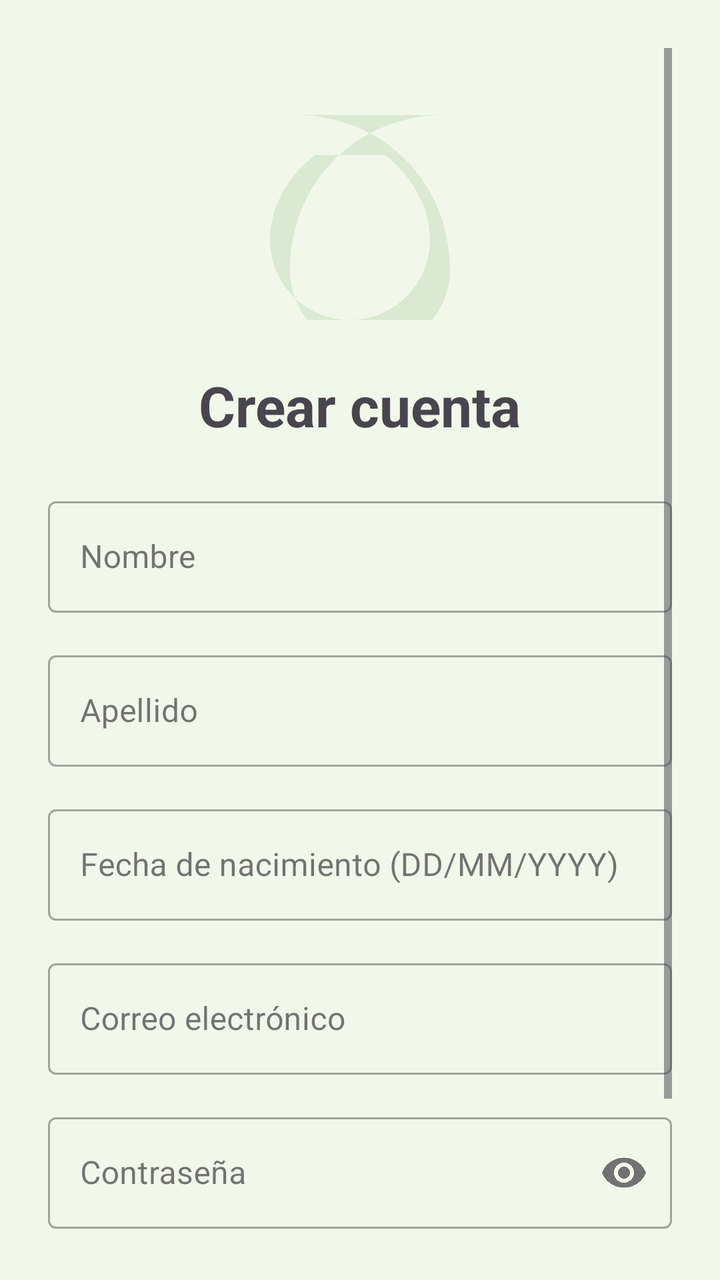
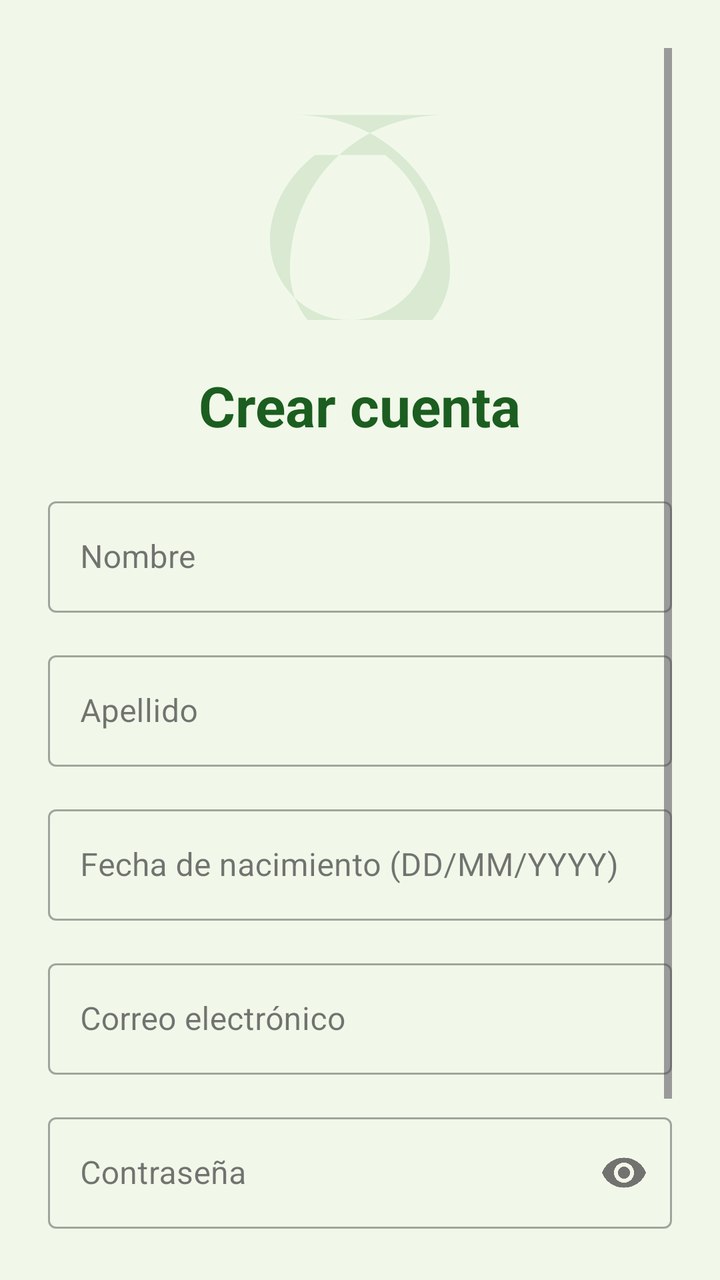

Two renders of the same Android screen: before a commit and after it. Below are the layout's source before the change and the commit's diff.
<!-- AndroidManifest.xml: application theme Theme.PlagueID -->
<!-- res/layout/activity_register.xml -->
<?xml version="1.0" encoding="utf-8"?>
<ScrollView xmlns:android="http://schemas.android.com/apk/res/android"
    xmlns:app="http://schemas.android.com/apk/res-auto"
    android:layout_width="match_parent"
    android:layout_height="match_parent"
    android:padding="24dp"
    android:fillViewport="true">

    <LinearLayout
        android:layout_width="match_parent"
        android:layout_height="wrap_content"
        android:orientation="vertical"
        android:gravity="center_horizontal">

        <ImageView
            android:layout_width="120dp"
            android:layout_height="120dp"
            android:layout_marginTop="16dp"
            android:src="@drawable/ic_leaf"
            android:alpha="0.12" />

        <TextView
            android:layout_width="wrap_content"
            android:layout_height="wrap_content"
            android:text="@string/create_account"
            android:textSize="28sp"
            android:textStyle="bold"
            android:layout_marginTop="24dp" />

        <com.google.android.material.textfield.TextInputLayout
            android:layout_width="match_parent"
            android:layout_height="wrap_content"
            android:layout_marginTop="24dp"
            style="@style/Widget.MaterialComponents.TextInputLayout.OutlinedBox">

            <com.google.android.material.textfield.TextInputEditText
                android:id="@+id/firstNameInput"
                android:layout_width="match_parent"
                android:layout_height="wrap_content"
                android:hint="@string/first_name" />
        </com.google.android.material.textfield.TextInputLayout>

        <com.google.android.material.textfield.TextInputLayout
            android:layout_width="match_parent"
            android:layout_height="wrap_content"
            android:layout_marginTop="16dp"
            style="@style/Widget.MaterialComponents.TextInputLayout.OutlinedBox">

            <com.google.android.material.textfield.TextInputEditText
                android:id="@+id/lastNameInput"
                android:layout_width="match_parent"
                android:layout_height="wrap_content"
                android:hint="@string/last_name" />
        </com.google.android.material.textfield.TextInputLayout>

        <com.google.android.material.textfield.TextInputLayout
            android:layout_width="match_parent"
            android:layout_height="wrap_content"
            android:layout_marginTop="16dp"
            style="@style/Widget.MaterialComponents.TextInputLayout.OutlinedBox">

            <com.google.android.material.textfield.TextInputEditText
                android:id="@+id/birthDateInput"
                android:layout_width="match_parent"
                android:layout_height="wrap_content"
                android:hint="@string/birth_date_hint"
                android:inputType="date" />
        </com.google.android.material.textfield.TextInputLayout>

        <com.google.android.material.textfield.TextInputLayout
            android:layout_width="match_parent"
            android:layout_height="wrap_content"
            android:layout_marginTop="16dp"
            style="@style/Widget.MaterialComponents.TextInputLayout.OutlinedBox">

            <com.google.android.material.textfield.TextInputEditText
                android:id="@+id/emailInput"
                android:layout_width="match_parent"
                android:layout_height="wrap_content"
                android:hint="@string/email"
                android:inputType="textEmailAddress" />
        </com.google.android.material.textfield.TextInputLayout>

        <com.google.android.material.textfield.TextInputLayout
            android:layout_width="match_parent"
            android:layout_height="wrap_content"
            android:layout_marginTop="16dp"
            app:endIconMode="password_toggle"
            style="@style/Widget.MaterialComponents.TextInputLayout.OutlinedBox">

            <com.google.android.material.textfield.TextInputEditText
                android:id="@+id/passwordInput"
                android:layout_width="match_parent"
                android:layout_height="wrap_content"
                android:hint="@string/password"
                android:inputType="textPassword" />
        </com.google.android.material.textfield.TextInputLayout>

        <com.google.android.material.button.MaterialButton
            android:id="@+id/registerButton"
            android:layout_width="match_parent"
            android:layout_height="wrap_content"
            android:layout_marginTop="24dp"
            android:text="@string/register" />

        <ProgressBar
            android:id="@+id/progressBar"
            android:layout_width="wrap_content"
            android:layout_height="wrap_content"
            android:layout_marginTop="16dp"
            android:visibility="gone" />

        <TextView
            android:id="@+id/loginLink"
            android:layout_width="wrap_content"
            android:layout_height="wrap_content"
            android:layout_marginTop="16dp"
            android:text="@string/has_account"
            android:textColor="?attr/colorPrimary" />
    </LinearLayout>
</ScrollView>
<!-- resources referenced by this layout -->
<resources>
  <!-- drawable ic_leaf (drawable) -->
  <?xml version="1.0" encoding="utf-8"?>
  <vector xmlns:android="http://schemas.android.com/apk/res/android"
      android:width="24dp"
      android:height="24dp"
      android:viewportWidth="24"
      android:viewportHeight="24">
      <path
          android:fillColor="#2E7D32"
          android:pathData="M5.5,3.5c8.8,0 15.5,6.7 15.5,15.5 0,4.4 -3.6,8 -8,8 -4.4,0 -8,-3.6 -8,-8 0,-8.8 6.7,-15.5 15.5,-15.5z M7.5,7.5c-2.7,2.1 -4.5,5.2 -4.5,8.5 0,4.4 3.6,8 8,8 4.4,0 8,-3.6 8,-8 0,-3.3 -1.8,-6.4 -4.5,-8.5z" />
  </vector>
  <string name="birth_date_hint">Fecha de nacimiento (DD/MM/YYYY)</string>
  <string name="create_account">Crear cuenta</string>
  <string name="email">Correo electrónico</string>
  <string name="first_name">Nombre</string>
  <string name="has_account">¿Ya tienes cuenta? Inicia sesión</string>
  <string name="last_name">Apellido</string>
  <string name="password">Contraseña</string>
  <string name="register">Crear cuenta</string>
  <style name="Theme.PlagueID" parent="Theme.Material3.DayNight.NoActionBar">
          <item name="colorPrimary">@color/leaf_green</item>
          <item name="colorPrimaryVariant">@color/leaf_dark</item>
          <item name="colorOnPrimary">@color/white</item>
          <item name="colorSecondary">@color/leaf_light</item>
          <item name="android:windowBackground">@color/leaf_pale</item>
          <item name="android:statusBarColor">@color/leaf_dark</item>
          <item name="android:navigationBarColor">@color/leaf_pale</item>
      </style>
  <color name="leaf_green">#FF2E7D32</color>
  <color name="leaf_dark">#FF1B5E20</color>
  <color name="white">#FFFFFFFF</color>
  <color name="leaf_light">#FF8BC34A</color>
  <color name="leaf_pale">#FFF1F8E9</color>
</resources>

<!-- the commit's change to res/layout/activity_register.xml (unified diff, before → after) -->
@@ -23,6 +23,7 @@
             android:layout_width="wrap_content"
             android:layout_height="wrap_content"
             android:text="@string/create_account"
+            android:textColor="@color/leaf_dark"
             android:textSize="28sp"
             android:textStyle="bold"
             android:layout_marginTop="24dp" />
@@ -34,6 +35,8 @@
             style="@style/Widget.MaterialComponents.TextInputLayout.OutlinedBox">
 
             <com.google.android.material.textfield.TextInputEditText
+                android:textColor="@color/on_surface"
+                android:textColorHint="@color/text_muted"
                 android:id="@+id/firstNameInput"
                 android:layout_width="match_parent"
                 android:layout_height="wrap_content"
@@ -47,6 +50,8 @@
             style="@style/Widget.MaterialComponents.TextInputLayout.OutlinedBox">
 
             <com.google.android.material.textfield.TextInputEditText
+                android:textColor="@color/on_surface"
+                android:textColorHint="@color/text_muted"
                 android:id="@+id/lastNameInput"
                 android:layout_width="match_parent"
                 android:layout_height="wrap_content"
@@ -60,6 +65,8 @@
             style="@style/Widget.MaterialComponents.TextInputLayout.OutlinedBox">
 
             <com.google.android.material.textfield.TextInputEditText
+                android:textColor="@color/on_surface"
+                android:textColorHint="@color/text_muted"
                 android:id="@+id/birthDateInput"
                 android:layout_width="match_parent"
                 android:layout_height="wrap_content"
@@ -74,6 +81,8 @@
             style="@style/Widget.MaterialComponents.TextInputLayout.OutlinedBox">
 
             <com.google.android.material.textfield.TextInputEditText
+                android:textColor="@color/on_surface"
+                android:textColorHint="@color/text_muted"
                 android:id="@+id/emailInput"
                 android:layout_width="match_parent"
                 android:layout_height="wrap_content"
@@ -89,6 +98,8 @@
             style="@style/Widget.MaterialComponents.TextInputLayout.OutlinedBox">
 
             <com.google.android.material.textfield.TextInputEditText
+                android:textColor="@color/on_surface"
+                android:textColorHint="@color/text_muted"
                 android:id="@+id/passwordInput"
                 android:layout_width="match_parent"
                 android:layout_height="wrap_content"
<!-- resource entries referenced after the edit -->
@@ -19,7 +19,7 @@
   <string name="last_name">Apellido</string>
   <string name="password">Contraseña</string>
   <string name="register">Crear cuenta</string>
-  <style name="Theme.PlagueID" parent="Theme.Material3.DayNight.NoActionBar">
+  <style name="Theme.PlagueID" parent="Theme.Material3.Light.NoActionBar">
           <item name="colorPrimary">@color/leaf_green</item>
           <item name="colorPrimaryVariant">@color/leaf_dark</item>
           <item name="colorOnPrimary">@color/white</item>
@@ -27,9 +27,13 @@
           <item name="android:windowBackground">@color/leaf_pale</item>
           <item name="android:statusBarColor">@color/leaf_dark</item>
           <item name="android:navigationBarColor">@color/leaf_pale</item>
+          <item name="android:textColor">@color/on_surface</item>
+          <item name="android:textColorHint">@color/text_muted</item>
       </style>
   <color name="leaf_green">#FF2E7D32</color>
   <color name="leaf_dark">#FF1B5E20</color>
+  <color name="on_surface">#FF1B1B1B</color>
+  <color name="text_muted">#FF5F6B62</color>
   <color name="white">#FFFFFFFF</color>
   <color name="leaf_light">#FF8BC34A</color>
   <color name="leaf_pale">#FFF1F8E9</color>
